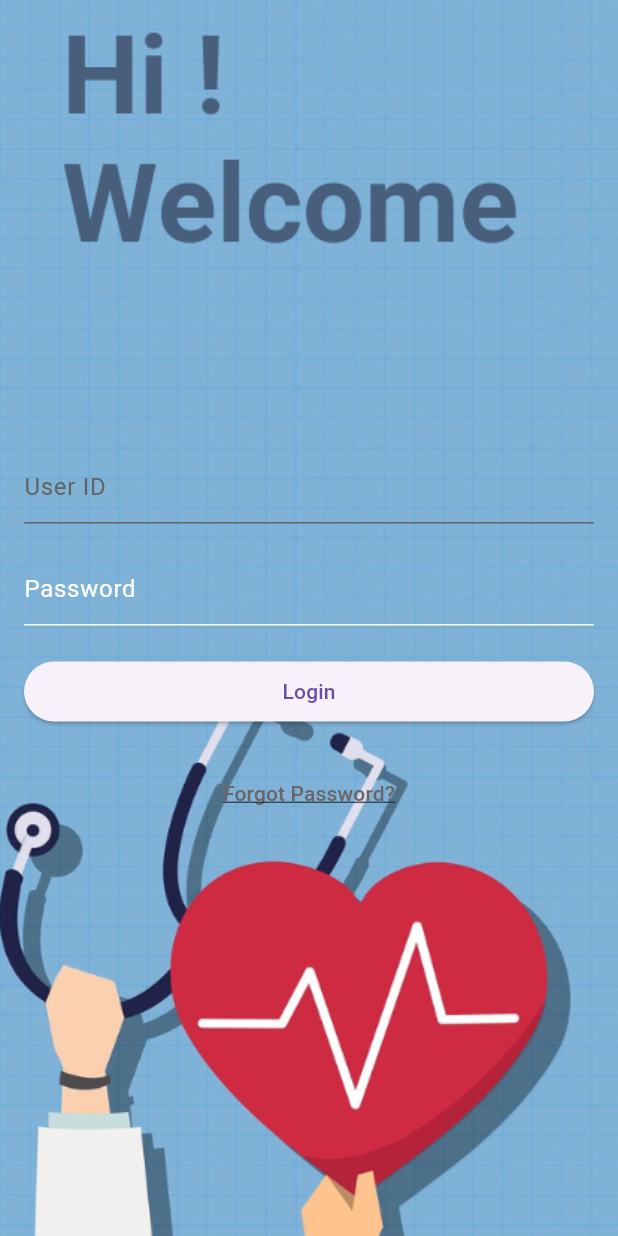
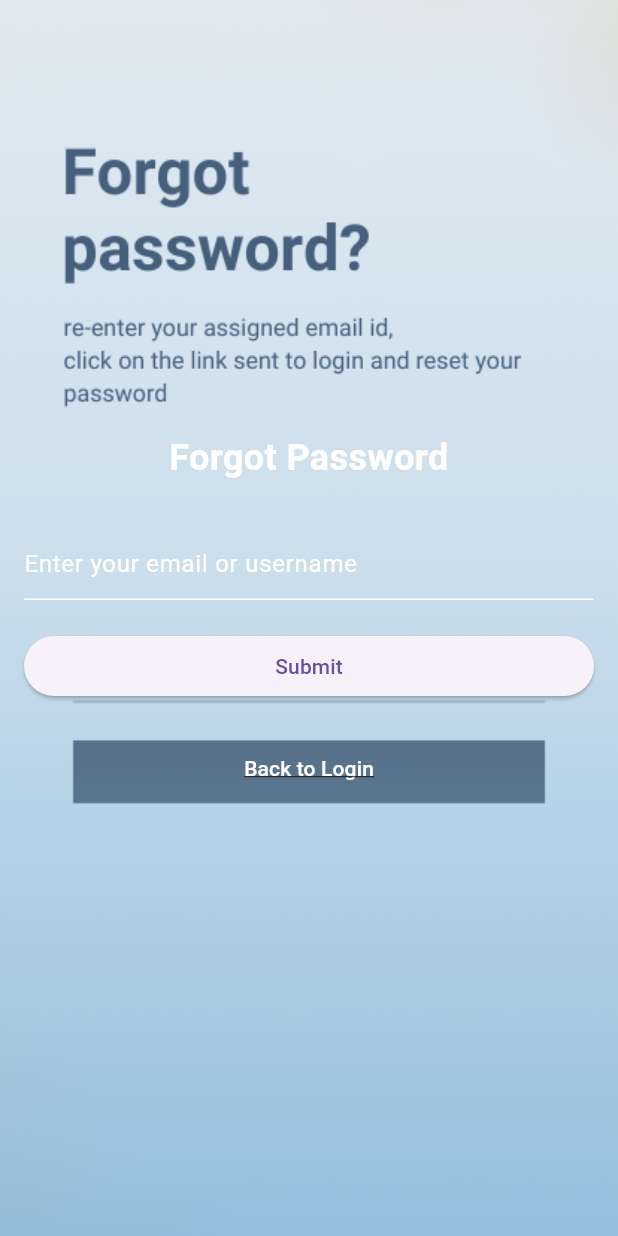
Before and after one commit to karthikeya-kar/pharmacy_app, a Flutter app: the screen it shows after launch, after a tap on "Forgot Password?", on a phone screen of 412 x 824 dp. Run offline on Flutter 3.47's test engine with Material 3 defaults, Android fonts, the light colour scheme and no system bars.

Commit message:
edited forgot screen

```diff
--- a/lib/main.dart
+++ b/lib/main.dart
@@ -1,5 +1,6 @@
 import 'package:flutter/material.dart';
-import 'package:pharmacy_app/screens/login_screen.dart'; // Adjust the import path as per your project structure
+import 'screens/login_screen.dart';
+import 'screens/forgotpassword_screen.dart'; // Correct file name
 
 void main() {
   runApp(MyApp());
@@ -9,11 +10,14 @@
   @override
   Widget build(BuildContext context) {
     return MaterialApp(
-      title: 'Your App Title',
+      title: 'Pharmacy App',
       theme: ThemeData(
-        // Add your app theme configurations here
+        primarySwatch: Colors.blue,
       ),
-      home: LoginScreen(), // Navigate to the LoginScreen as the initial screen
+      home: LoginScreen(),
+      routes: {
+        '/forgot-password': (context) => ForgotPasswordScreen(),
+      },
     );
   }
 }
--- a/lib/screens/forgotpassword_screen.dart
+++ b/lib/screens/forgotpassword_screen.dart
@@ -0,0 +1,73 @@
+import 'package:flutter/material.dart';
+
+class ForgotPasswordScreen extends StatelessWidget {
+  @override
+  Widget build(BuildContext context) {
+    return Scaffold(
+      body: Container(
+        decoration: BoxDecoration(
+          image: DecorationImage(
+            image: AssetImage('assets/forgot.png'), // Path to your forgot password background image
+            fit: BoxFit.cover, // Ensures the image covers the entire screen
+          ),
+        ),
+        child: Center(
+          child: Padding(
+            padding: const EdgeInsets.all(16.0), // Adds padding around the form
+            child: Column(
+              mainAxisAlignment: MainAxisAlignment.center,
+              crossAxisAlignment: CrossAxisAlignment.stretch,
+              children: <Widget>[
+                Text(
+                  'Forgot Password',
+                  textAlign: TextAlign.center,
+                  style: TextStyle(
+                    fontSize: 24,
+                    fontWeight: FontWeight.bold,
+                    color: Colors.white,
+                  ),
+                ),
+                SizedBox(height: 30), // Adds some space between the title and the form fields
+                TextField(
+                  decoration: InputDecoration(
+                    hintText: 'Enter your email or username',
+                    hintStyle: TextStyle(color: Colors.white),
+                    border: InputBorder.none,
+                    enabledBorder: UnderlineInputBorder(
+                      borderSide: BorderSide(color: Colors.white),
+                    ),
+                    focusedBorder: UnderlineInputBorder(
+                      borderSide: BorderSide(color: Colors.white),
+                    ),
+                  ),
+                  style: TextStyle(color: Colors.white),
+                ),
+                SizedBox(height: 20),
+                ElevatedButton(
+                  onPressed: () {
+                    // Add forgot password functionality here
+                  },
+                  child: Text('Submit'),
+                ),
+                SizedBox(height: 20),
+                TextButton(
+                  onPressed: () {
+                    // Navigate back to the login screen
+                    Navigator.pop(context);
+                  },
+                  child: Text(
+                    'Back to Login',
+                    style: TextStyle(
+                      color: Colors.white,
+                      decoration: TextDecoration.underline,
+                    ),
+                  ),
+                ),
+              ],
+            ),
+          ),
+        ),
+      ),
+    );
+  }
+}
--- a/lib/screens/login_screen.dart
+++ b/lib/screens/login_screen.dart
@@ -18,7 +18,7 @@
               mainAxisAlignment: MainAxisAlignment.center,
               crossAxisAlignment: CrossAxisAlignment.stretch,
               children: <Widget>[
-               /* Text(
+                Text(
                   'Login Page',
                   textAlign: TextAlign.center,
                   style: TextStyle(
@@ -26,18 +26,18 @@
                     fontWeight: FontWeight.bold,
                     color: Color.fromARGB(255, 95, 93, 93),
                   ),
-                ),*/
+                ),
                 SizedBox(height: 30), // Adds some space between the title and the form fields
                 TextField(
                   decoration: InputDecoration(
                     hintText: 'User ID',
-                    hintStyle: TextStyle(color: const Color.fromARGB(255, 100, 99, 99)),
+                    hintStyle: TextStyle(color: Colors.white),
                     border: InputBorder.none,
                     enabledBorder: UnderlineInputBorder(
-                      borderSide: BorderSide(color: const Color.fromARGB(255, 105, 104, 104)),
+                      borderSide: BorderSide(color: Colors.white),
                     ),
                     focusedBorder: UnderlineInputBorder(
-                      borderSide: BorderSide(color: Color.fromARGB(255, 99, 98, 98)),
+                      borderSide: BorderSide(color: Colors.white),
                     ),
                   ),
                   style: TextStyle(color: Colors.white),
@@ -68,7 +68,8 @@
                 SizedBox(height: 20),
                 TextButton(
                   onPressed: () {
-                    // Add forgot password functionality here
+                    // Navigate to the Forgot Password screen
+                    Navigator.pushNamed(context, '/forgot-password');
                   },
                   child: Text(
                     'Forgot Password?',
```
Also changed, not shown: pubspec.yaml (+14 -6 lines), assets/forgot.png (added), pubspec.lock.
